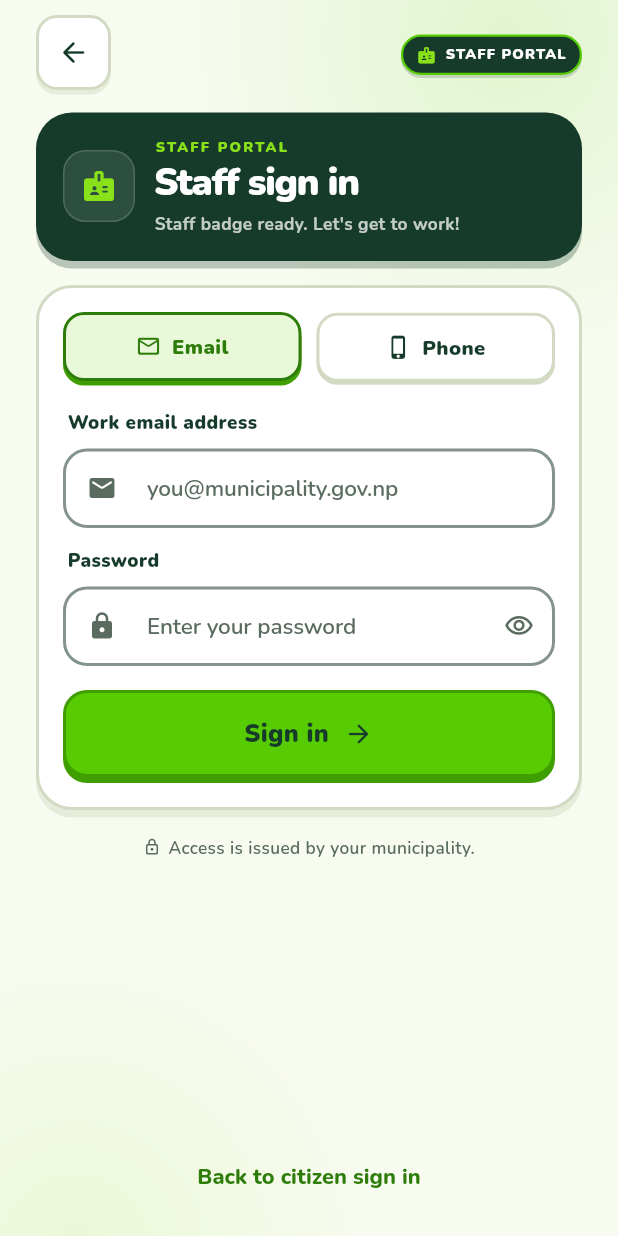
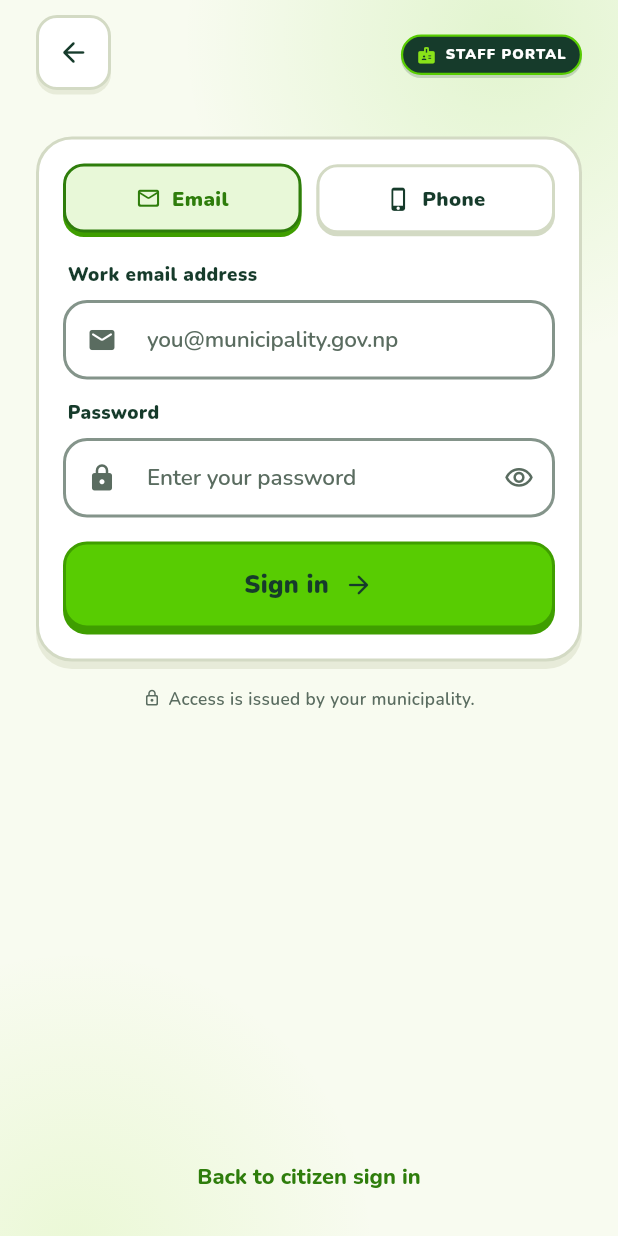
Before and after one commit to SohailDev7/Project-Nagarsathi, a Flutter app: the StaffLoginScreen screen opened directly, on a phone screen of 412 x 824 dp. Run offline on Flutter 3.47's test engine with Material 3 defaults, Android fonts, the phone set to English and light mode, and no system bars; our stand-ins replace cloud_firestore, cloud_functions, cupertino_ui, firebase_auth, firebase_core, geocoding and 6 more; missing offline and left inert: shorebird_code_push; accounts and stored records are empty; network calls fail.

Commit message:
Integrate latest Samyog branch into development
Co-authored-by: Copilot <223556219+Copilot@users.noreply.github.com>

```diff
--- a/lib/screens/staff_login_screen.dart
+++ b/lib/screens/staff_login_screen.dart
@@ -44,8 +44,6 @@ class _StaffLoginScreenState extends State<StaffLoginScreen> {
   bool _isLoading = false;
   bool _celebrating = false;
   bool _showError = false;
-  bool _focused = false;
-  String? _errorMessage;
 
   @override
   void dispose() {
@@ -58,35 +56,10 @@ class _StaffLoginScreenState extends State<StaffLoginScreen> {
 
   bool get _isCurrentRoute => ModalRoute.of(context)?.isCurrent ?? false;
 
-  String get _message {
-    if (_celebrating) return 'Badge verified. Opening your workspace…';
-    if (_showError) {
-      return _errorMessage ??
-          (_method == _StaffMethod.phone
-              ? 'Check your number and code.'
-              : 'Check your work email and password.');
-    }
-    if (_isLoading) {
-      if (_method == _StaffMethod.phone) {
-        return _phoneStep == _PhoneStep.phone
-            ? 'Sending your code…'
-            : 'Verifying your code…';
-      }
-      return 'Verifying your staff access…';
-    }
-    if (_focused) {
-      return _method == _StaffMethod.phone
-          ? 'Use the number registered with your ward office.'
-          : 'Use the email issued by your municipality.';
-    }
-    return "Staff badge ready. Let's get to work!";
-  }
-
   void _clearError() {
     if (!_showError) return;
     setState(() {
       _showError = false;
-      _errorMessage = null;
     });
   }
 
@@ -95,7 +68,6 @@ class _StaffLoginScreenState extends State<StaffLoginScreen> {
     setState(() {
       _isLoading = false;
       _showError = true;
-      _errorMessage = null;
     });
   }
 
@@ -105,7 +77,6 @@ class _StaffLoginScreenState extends State<StaffLoginScreen> {
     setState(() {
       _isLoading = false;
       _showError = true;
-      _errorMessage = message;
     });
   }
 
@@ -118,7 +89,6 @@ class _StaffLoginScreenState extends State<StaffLoginScreen> {
       _challenge = null;
       _otpController.clear();
       _showError = false;
-      _errorMessage = null;
     });
   }
 
@@ -135,7 +105,6 @@ class _StaffLoginScreenState extends State<StaffLoginScreen> {
     setState(() {
       _isLoading = true;
       _showError = false;
-      _errorMessage = null;
     });
 
     try {
@@ -170,7 +139,6 @@ class _StaffLoginScreenState extends State<StaffLoginScreen> {
     setState(() {
       _isLoading = true;
       _showError = false;
-      _errorMessage = null;
     });
 
     try {
@@ -213,7 +181,6 @@ class _StaffLoginScreenState extends State<StaffLoginScreen> {
     setState(() {
       _isLoading = true;
       _showError = false;
-      _errorMessage = null;
     });
 
     try {
@@ -269,7 +236,6 @@ class _StaffLoginScreenState extends State<StaffLoginScreen> {
       _challenge = null;
       _otpController.clear();
       _showError = false;
-      _errorMessage = null;
     });
   }
 
@@ -322,7 +288,6 @@ class _StaffLoginScreenState extends State<StaffLoginScreen> {
     return Column(
       crossAxisAlignment: CrossAxisAlignment.stretch,
       children: [
-        _buildHero(),
         const SizedBox(height: 16),
         NsCard(
           padding: const EdgeInsets.all(16),
@@ -349,8 +314,6 @@ class _StaffLoginScreenState extends State<StaffLoginScreen> {
                         FilteringTextInputFormatter.deny(RegExp(r'\s')),
                       ],
                       onChanged: (_) => _clearError(),
-                      onFocusChange: (focused) =>
-                          setState(() => _focused = focused),
                     ),
                     const SizedBox(height: 13),
                     NsTextField(
@@ -364,8 +327,6 @@ class _StaffLoginScreenState extends State<StaffLoginScreen> {
                       autofillHints: const [AutofillHints.password],
                       onFieldSubmitted: (_) => _signIn(),
                       onChanged: (_) => _clearError(),
-                      onFocusChange: (focused) =>
-                          setState(() => _focused = focused),
                     ),
                     const SizedBox(height: 16),
                     NsPrimaryButton(
@@ -396,8 +357,6 @@ class _StaffLoginScreenState extends State<StaffLoginScreen> {
                       helper: 'Nepali mobile numbers only (+977).',
                       onFieldSubmitted: (_) => _sendCode(),
                       onChanged: (_) => _clearError(),
-                      onFocusChange: (focused) =>
-                          setState(() => _focused = focused),
                     ),
                     if (_phoneStep == _PhoneStep.code) ...[
                       const SizedBox(height: 13),
@@ -418,8 +377,6 @@ class _StaffLoginScreenState extends State<StaffLoginScreen> {
                         ],
                         onFieldSubmitted: (_) => _verifyCode(),
                         onChanged: (_) => _clearError(),
-                        onFocusChange: (focused) =>
-                            setState(() => _focused = focused),
                       ),
                     ],
                     const SizedBox(height: 16),
@@ -489,86 +446,6 @@ class _StaffLoginScreenState extends State<StaffLoginScreen> {
           ],
         ),
       ],
-    );
-  }
-
-  Widget _buildHero() {
-    return Container(
-      padding: const EdgeInsets.fromLTRB(18, 16, 18, 17),
-      decoration: BoxDecoration(
-        color: AppColors.forest,
-        borderRadius: BorderRadius.circular(24),
-        boxShadow: [
-          BoxShadow(
-            color: AppColors.forest.withValues(alpha: 0.28),
-            offset: const Offset(0, 5),
-            blurRadius: 0,
-          ),
-        ],
-      ),
-      child: Row(
-        crossAxisAlignment: CrossAxisAlignment.center,
-        children: [
-          Container(
-            width: 48,
-            height: 48,
-            decoration: BoxDecoration(
-              color: Colors.white.withValues(alpha: 0.1),
-              borderRadius: BorderRadius.circular(15),
-              border: Border.all(color: Colors.white.withValues(alpha: 0.16)),
-            ),
-            child: const Icon(
-              Icons.badge_rounded,
-              size: 24,
-              color: AppColors.primaryLight,
-            ),
-          ),
-          const SizedBox(width: 13),
-          Expanded(
-            child: Column(
-              crossAxisAlignment: CrossAxisAlignment.start,
-              children: [
-                const Text(
-                  'STAFF PORTAL',
-                  style: TextStyle(
-                    fontSize: 9.5,
-                    fontWeight: FontWeight.w900,
-                    color: AppColors.primaryLight,
-                    letterSpacing: 1.5,
-                  ),
-                ),
-                const SizedBox(height: 4),
-                const Text(
-                  'Staff sign in',
-                  style: TextStyle(
-                    fontSize: 25,
-                    height: 1.05,
-                    fontWeight: FontWeight.w900,
-                    color: Colors.white,
-                    letterSpacing: -0.8,
-                  ),
-                ),
-                const SizedBox(height: 6),
-                AnimatedSwitcher(
-                  duration: const Duration(milliseconds: 180),
-                  child: Text(
-                    _message,
-                    key: ValueKey(_message),
-                    style: TextStyle(
-                      fontSize: 11.5,
-                      height: 1.35,
-                      fontWeight: FontWeight.w700,
-                      color: _showError
-                          ? const Color(0xFFFFC4BD)
-                          : Colors.white.withValues(alpha: 0.74),
-                    ),
-                  ),
-                ),
-              ],
-            ),
-          ),
-        ],
-      ),
     );
   }
 
```
Also changed, not shown: 2 other files.
